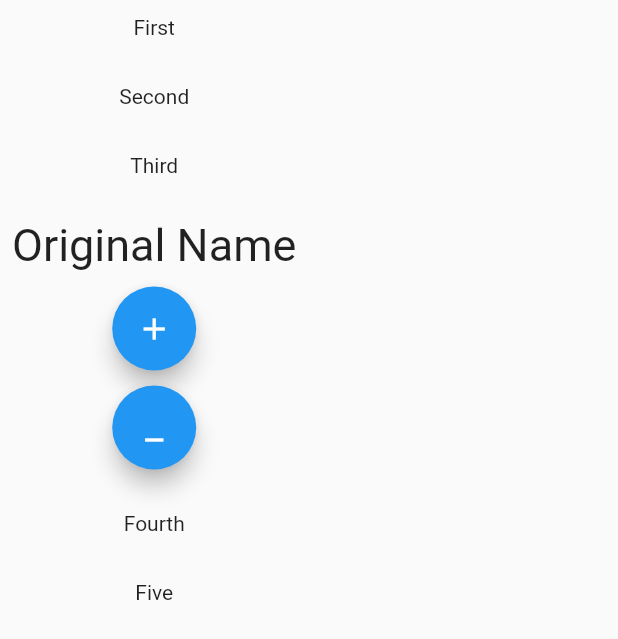
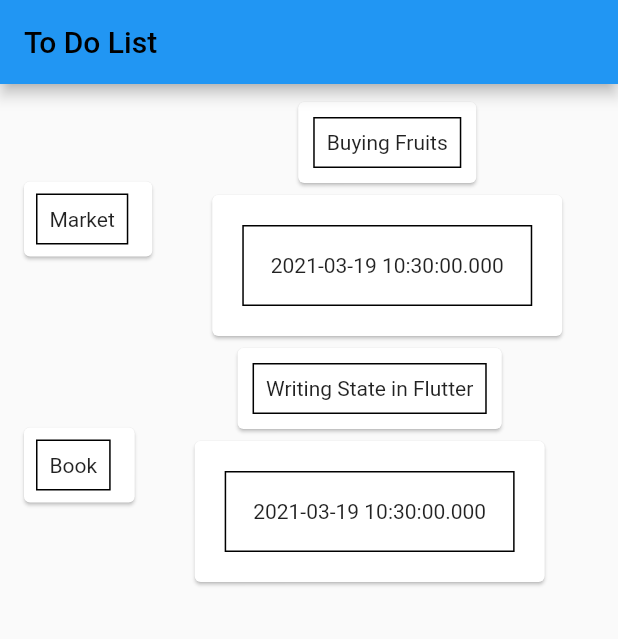
Before and after one commit to sanjibsinha/test_state, a Flutter app: the screen it shows after launch, on a phone screen of 412 x 824 dp. Shown: the top 639 px of the screen. Run offline on Flutter 3.47's test engine with Material 2 defaults, Android fonts, the phone set to English and light mode, and no system bars.

Commit message:
modifying layout

```diff
--- a/lib/main.dart
+++ b/lib/main.dart
@@ -1,6 +1,8 @@
 import 'package:flutter/material.dart';
-import 'view/main_view_page.dart';
+import 'view/todo_main_view.dart';
+// import 'view/main_view_page.dart';
 
 void main() {
-  runApp(const MyApp());
+  // runApp(const MyApp());
+  runApp(const ToDoMain());
 }
--- /dev/null
+++ b/lib/model/to_do.dart
@@ -0,0 +1,13 @@
+class ToDo {
+  final String id;
+  final String title;
+  final String task;
+  final DateTime date;
+
+  ToDo({
+    this.id,
+    this.title,
+    this.task,
+    this.date,
+  });
+}
--- /dev/null
+++ b/lib/view/todo_main_view.dart
@@ -0,0 +1,132 @@
+import 'package:flutter/material.dart';
+import 'package:test_state/model/to_do.dart';
+
+class ToDoMain extends StatelessWidget {
+  const ToDoMain({Key key}) : super(key: key);
+
+  @override
+  Widget build(BuildContext context) {
+    return MaterialApp(
+      title: 'To Do List',
+      debugShowCheckedModeBanner: false,
+      home: ToDoMainFirst(),
+    );
+  }
+}
+
+class ToDoMainFirst extends StatelessWidget {
+  const ToDoMainFirst({Key key}) : super(key: key);
+
+  @override
+  Widget build(BuildContext context) {
+    return Scaffold(
+      appBar: AppBar(
+        title: Text(
+          'To Do List',
+          style: TextStyle(color: Colors.black),
+        ),
+      ),
+      body: ToDoMainView(),
+    );
+  }
+}
+
+class ToDoMainView extends StatelessWidget {
+  const ToDoMainView({Key key}) : super(key: key);
+  @override
+  Widget build(BuildContext context) {
+    final List<ToDo> todoList = [
+      ToDo(
+        id: 't1',
+        title: 'Market',
+        task: 'Buying Fruits',
+        date: DateTime.now(),
+      ),
+      ToDo(
+        id: 't2',
+        title: 'Book',
+        task: 'Writing State in Flutter',
+        date: DateTime.now(),
+      ),
+    ];
+    return Padding(
+      padding: const EdgeInsets.all(8.0),
+      child: ListView(
+        scrollDirection: Axis.vertical,
+        children: todoList.map((td) {
+          return Row(
+            children: [
+              Card(
+                margin: const EdgeInsets.only(
+                  left: 8.0,
+                  right: 36.0,
+                  top: 8.0,
+                  bottom: 8.0,
+                ),
+                child: Container(
+                  margin: const EdgeInsets.only(
+                    left: 8.0,
+                    right: 16.0,
+                    top: 8.0,
+                    bottom: 8.0,
+                  ),
+                  padding: const EdgeInsets.all(
+                    8.0,
+                  ),
+                  decoration: BoxDecoration(
+                    border: Border.all(
+                      color: const Color(4278190080),
+                      width: 1.0,
+                      style: BorderStyle.solid,
+                    ),
+                  ),
+                  child: Text(td.title),
+                ),
+              ),
+              Column(
+                children: [
+                  Card(
+                    child: Container(
+                      margin: const EdgeInsets.all(10),
+                      padding: const EdgeInsets.all(
+                        8.0,
+                      ),
+                      decoration: BoxDecoration(
+                        border: Border.all(
+                          color: const Color(4278190080),
+                          width: 1.0,
+                          style: BorderStyle.solid,
+                        ),
+                      ),
+                      child: Text(td.task),
+                    ),
+                  ),
+                  Card(
+                    child: Container(
+                      margin: const EdgeInsets.all(
+                        20.0,
+                      ),
+                      padding: const EdgeInsets.all(
+                        18.0,
+                      ),
+                      decoration: BoxDecoration(
+                        border: Border.all(
+                          color: const Color(4278190080),
+                          width: 1.0,
+                          style: BorderStyle.solid,
+                        ),
+                      ),
+                      child: Text(
+                        td.date.toString(),
+                      ),
+                    ),
+                  ),
+                ],
+              ),
+            ],
+          );
+        }).toList(),
+      ),
+    );
+  }
+}
```
